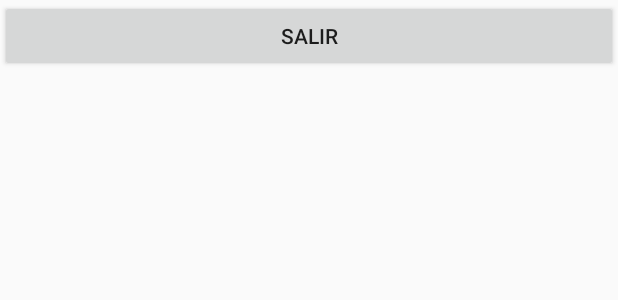
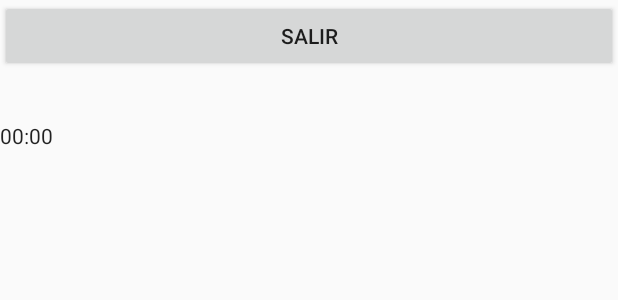
Before and after one commit to sergioaraque/Flexiones, an Android app: the layout flexiones.xml on its own in the app's theme, with its tools: preview values and no code run, on a phone screen of 412 x 824 dp. Shown: the top 300 px of the screen. Run offline under Robolectric (Android 15) with nearby library versions, the phone set to English and light mode, and no system bars.

Commit message:
Añadido el cronometro

```diff
--- a/app/src/main/java/com/sergioaraque/flexiones/Flexiones.java
+++ b/app/src/main/java/com/sergioaraque/flexiones/Flexiones.java
@@ -3,6 +3,7 @@ package com.sergioaraque.flexiones;
 import android.os.Bundle;
 import android.support.v7.app.AppCompatActivity;
 import android.view.View;
+import android.widget.Chronometer;
 import android.widget.LinearLayout;
 import android.widget.TextView;
 
@@ -22,6 +23,10 @@ public class Flexiones extends AppCompatActivity {
         tvContador = (TextView) findViewById(R.id.tvContador);
 
         tvContador.setText(contador + " flexiones");
+
+        Chronometer simpleChronometer = (Chronometer) findViewById(R.id.simpleChronometer); // initiate a chronometer
+        simpleChronometer.start(); // start a chronometer
+        simpleChronometer.setFormat("Tiempo activo - %s"); // set the format for a chronometer
     }
 
     public void linearButtonAction (View v) {
--- a/app/src/main/res/layout/flexiones.xml
+++ b/app/src/main/res/layout/flexiones.xml
@@ -27,6 +27,12 @@
                 android:layout_width="match_parent"
                 android:layout_height="wrap_content"
                 android:textSize="24sp" />
+
+            <Chronometer
+                android:id="@+id/simpleChronometer"
+                android:layout_width="wrap_content"
+                android:layout_height="wrap_content" />
+
         </LinearLayout>
 
     </LinearLayout>
```
